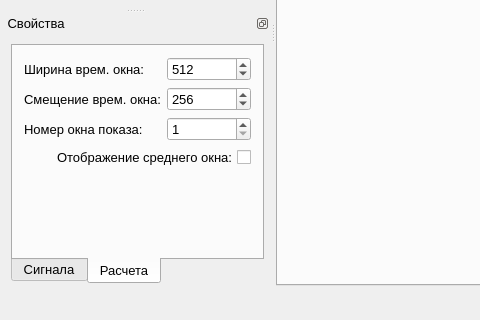
This is gui/MainWindow.ui in Qinterfly/EvalSig as Qt 5 draws it before an edit; both pictures show x 0 to 480 and y 280 to 600 of the 900 by 600 pixel window. The edited form follows.
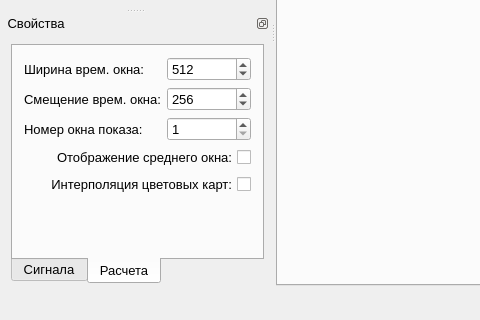
This is the edited form. The open tabs and pages were chosen to show the change. Icons and pictures are not drawn. Custom widgets are drawn as their Qt base class.

Commit message: v1.0. Добавлена корректировка исходного сигнала и аппроксимация спектров. Добавлена возможность интерполяции цветовых карт

Diff of the .ui file:
```diff
--- a/gui/MainWindow.ui
+++ b/gui/MainWindow.ui
@@ -828,6 +828,16 @@
              </property>
             </widget>
            </item>
+           <item>
+            <widget class="QCheckBox" name="checkBoxInterpolateColorMap">
+             <property name="layoutDirection">
+              <enum>Qt::RightToLeft</enum>
+             </property>
+             <property name="text">
+              <string>Интерполяция цветовых карт:</string>
+             </property>
+            </widget>
+           </item>
            <item>
             <spacer name="verticalSpacer">
              <property name="orientation">
```
Left out of the diff: 2 changed lines with no effect on the pictures. The commit also changes 12 other files.
